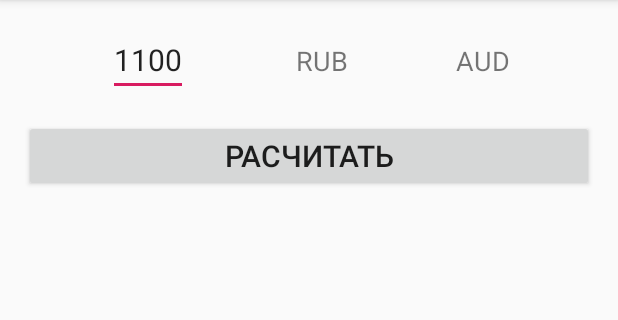
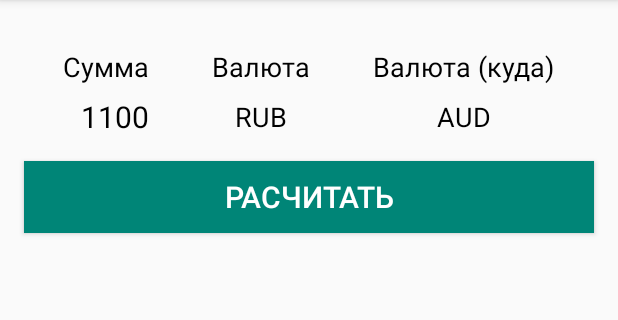
Before and after one commit to sashamerkulev/ExCurrency, an Android app: the screen it shows after launch (MainActivity), on a phone screen of 412 x 824 dp, the part 84-404 px from its top. Run offline under Robolectric (Android 15) with nearby library versions, the phone set to English and light mode, and no system bars; network calls fail.

Commit message:
have improvement layout

```diff
--- a/app/src/main/res/layout/activity_main.xml
+++ b/app/src/main/res/layout/activity_main.xml
@@ -7,19 +7,61 @@
     android:layout_height="match_parent"
     tools:context=".presentation.MainActivity">
 
+    <TextView
+        android:id="@+id/valueLabel"
+        android:layout_width="wrap_content"
+        android:layout_height="wrap_content"
+        android:layout_marginTop="32dp"
+        android:text="@string/currency_value_label"
+        android:textColor="@color/black"
+        android:textSize="18sp"
+        app:layout_constraintEnd_toStartOf="@+id/fromLabel"
+        app:layout_constraintHorizontal_bias="0.5"
+        app:layout_constraintStart_toStartOf="parent"
+        app:layout_constraintTop_toTopOf="parent"
+        />
+
+    <TextView
+        android:id="@+id/fromLabel"
+        android:layout_width="wrap_content"
+        android:layout_height="wrap_content"
+        android:layout_marginTop="32dp"
+        android:text="@string/currency_label"
+        android:textColor="@color/black"
+        android:textSize="18sp"
+        app:layout_constraintEnd_toStartOf="@+id/toLabel"
+        app:layout_constraintHorizontal_bias="0.5"
+        app:layout_constraintStart_toEndOf="@+id/valueLabel"
+        app:layout_constraintTop_toTopOf="parent"
+        />
+
+    <TextView
+        android:id="@+id/toLabel"
+        android:layout_width="wrap_content"
+        android:layout_height="wrap_content"
+        android:layout_marginTop="32dp"
+        android:text="@string/currency_to_label"
+        android:textColor="@color/black"
+        android:textSize="18sp"
+        app:layout_constraintEnd_toEndOf="parent"
+        app:layout_constraintHorizontal_bias="0.5"
+        app:layout_constraintStart_toEndOf="@+id/fromLabel"
+        app:layout_constraintTop_toTopOf="parent"
+        />
+
     <EditText
         android:id="@+id/value"
         android:layout_width="wrap_content"
         android:layout_height="wrap_content"
-        android:layout_marginTop="16dp"
-        android:inputType="number"
+        android:layout_marginTop="32dp"
+        android:background="@null"
+        android:inputType="numberDecimal"
         android:maxLength="10"
         android:text="1100"
+        android:textColor="@color/black"
         android:textSize="20sp"
-        app:layout_constraintEnd_toStartOf="@+id/from"
-        app:layout_constraintHorizontal_bias="0.5"
-        app:layout_constraintStart_toStartOf="parent"
-        app:layout_constraintTop_toTopOf="parent"
+        app:layout_constraintEnd_toEndOf="@+id/valueLabel"
+        app:layout_constraintTop_toTopOf="@+id/valueLabel"
         />
 
     <TextView
@@ -27,13 +69,12 @@
         android:layout_width="wrap_content"
         android:layout_height="wrap_content"
         android:text="RUB"
+        android:textColor="@color/black"
         android:textSize="18sp"
         app:layout_constraintBottom_toBottomOf="@+id/value"
-        app:layout_constraintEnd_toStartOf="@+id/to"
-        app:layout_constraintHorizontal_bias="0.5"
-        app:layout_constraintStart_toEndOf="@+id/value"
+        app:layout_constraintEnd_toEndOf="@+id/fromLabel"
+        app:layout_constraintStart_toStartOf="@+id/fromLabel"
         app:layout_constraintTop_toTopOf="@+id/value"
-
         />
 
     <TextView
@@ -41,11 +82,11 @@
         android:layout_width="wrap_content"
         android:layout_height="wrap_content"
         android:text="AUD"
+        android:textColor="@color/black"
         android:textSize="18sp"
         app:layout_constraintBottom_toBottomOf="@+id/value"
-        app:layout_constraintEnd_toEndOf="parent"
-        app:layout_constraintHorizontal_bias="0.5"
-        app:layout_constraintStart_toEndOf="@+id/from"
+        app:layout_constraintEnd_toEndOf="@+id/toLabel"
+        app:layout_constraintStart_toStartOf="@+id/toLabel"
         app:layout_constraintTop_toTopOf="@+id/value"
         />
 
@@ -56,7 +97,9 @@
         android:layout_marginEnd="16dp"
         android:layout_marginStart="16dp"
         android:layout_marginTop="16dp"
+        android:background="@color/colorPrimary"
         android:text="@string/calculate_currency_button_title"
+        android:textColor="@color/white"
         android:textSize="20sp"
         app:layout_constraintTop_toBottomOf="@+id/value"
         />
@@ -78,6 +121,7 @@
         android:layout_width="wrap_content"
         android:layout_height="wrap_content"
         android:layout_marginTop="16dp"
+        android:textColor="@color/black"
         android:textSize="18sp"
         app:layout_constraintEnd_toEndOf="parent"
         app:layout_constraintStart_toStartOf="parent"
--- a/app/src/main/res/values/colors.xml
+++ b/app/src/main/res/values/colors.xml
@@ -3,4 +3,6 @@
     <color name="colorPrimary">#008577</color>
     <color name="colorPrimaryDark">#00574B</color>
     <color name="colorAccent">#D81B60</color>
+    <color name="white">#ffffff</color>
+    <color name="black">#000000</color>
 </resources>
--- a/app/src/main/res/values/strings.xml
+++ b/app/src/main/res/values/strings.xml
@@ -4,4 +4,7 @@
     <string name="currency_select_title">Выберите валюту</string>
     <string name="validate_error_message">Ошибка валидации введенного значения.</string>
     <string name="calculate_currency_button_title">Расчитать</string>
+    <string name="currency_value_label">Сумма</string>
+    <string name="currency_label">Валюта</string>
+    <string name="currency_to_label">Валюта (куда)</string>
 </resources>
```
